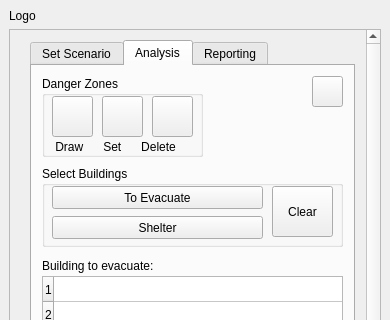
The window that Evacu8/Evacu8/Evacu8_dockwidget_base.ui (fhb1990/GEO1005) describes before a commit, drawn with Qt 5; both pictures show x 0 to 390 and y 0 to 320 of the 390 by 797 pixel window.
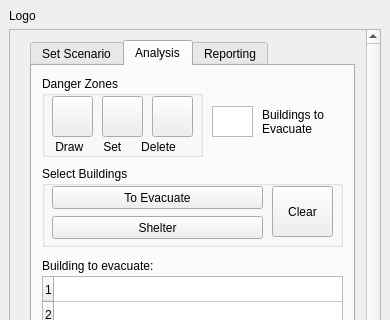
The same window after the commit. The open tabs and pages were chosen to show the change.

```diff
--- a/Evacu8/Evacu8/Evacu8_dockwidget_base.ui
+++ b/Evacu8/Evacu8/Evacu8_dockwidget_base.ui
@@ -543,19 +543,6 @@
            </property>
           </widget>
          </widget>
-         <widget class="QPushButton" name="to_wiki2">
-          <property name="geometry">
-           <rect>
-            <x>280</x>
-            <y>10</y>
-            <width>31</width>
-            <height>31</height>
-           </rect>
-          </property>
-          <property name="text">
-           <string/>
-          </property>
-         </widget>
          <widget class="QGroupBox" name="groupBox_3">
           <property name="geometry">
            <rect>
@@ -1457,6 +1444,39 @@
            </property>
           </widget>
          </widget>
+         <widget class="QLabel" name="to_evac_lable">
+          <property name="geometry">
+           <rect>
+            <x>230</x>
+            <y>40</y>
+            <width>71</width>
+            <height>31</height>
+           </rect>
+          </property>
+          <property name="text">
+           <string>Buildings to Evacuate</string>
+          </property>
+          <property name="wordWrap">
+           <bool>true</bool>
+          </property>
+         </widget>
+         <widget class="QTextBrowser" name="buildings">
+          <property name="geometry">
+           <rect>
+            <x>180</x>
+            <y>40</y>
+            <width>41</width>
+            <height>31</height>
+           </rect>
+          </property>
+          <property name="html">
+           <string>&lt;!DOCTYPE HTML PUBLIC &quot;-//W3C//DTD HTML 4.0//EN&quot; &quot;http://www.w3.org/TR/REC-html40/strict.dtd&quot;&gt;
+&lt;html&gt;&lt;head&gt;&lt;meta name=&quot;qrichtext&quot; content=&quot;1&quot; /&gt;&lt;style type=&quot;text/css&quot;&gt;
+p, li { white-space: pre-wrap; }
+&lt;/style&gt;&lt;/head&gt;&lt;body style=&quot; font-family:'MS Shell Dlg 2'; font-size:7.8pt; font-weight:400; font-style:normal;&quot;&gt;
+&lt;p style=&quot;-qt-paragraph-type:empty; margin-top:0px; margin-bottom:0px; margin-left:0px; margin-right:0px; -qt-block-indent:0; text-indent:0px; font-size:8pt;&quot;&gt;&lt;br /&gt;&lt;/p&gt;&lt;/body&gt;&lt;/html&gt;</string>
+          </property>
+         </widget>
         </widget>
         <widget class="QWidget" name="tab_3">
          <attribute name="title">
```
